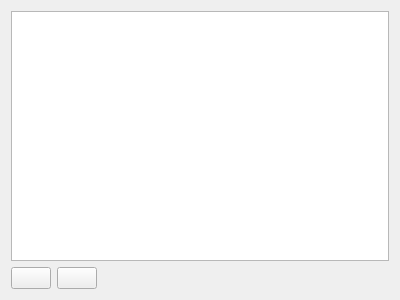
The window that src/kcmodule/sharedfilesdialog/sharedfiles.ui (KDE/bluedevil) describes before a commit, drawn with Qt 5.
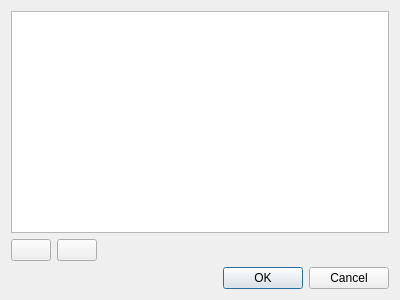
The same window after the commit. Custom widgets are drawn as their Qt base class.

```diff
--- a/src/kcmodule/sharedfilesdialog/sharedfiles.ui
+++ b/src/kcmodule/sharedfilesdialog/sharedfiles.ui
@@ -1,7 +1,7 @@
 <?xml version="1.0" encoding="UTF-8"?>
 <ui version="4.0">
  <class>sharedFiles</class>
- <widget class="QWidget" name="sharedFiles">
+ <widget class="QDialog" name="sharedFiles">
   <property name="geometry">
    <rect>
     <x>0</x>
@@ -17,14 +17,14 @@
    <item>
     <layout class="QHBoxLayout" name="horizontalLayout_2">
      <item>
-      <widget class="KPushButton" name="addBtn">
+      <widget class="QPushButton" name="addBtn">
        <property name="text">
         <string/>
        </property>
       </widget>
      </item>
      <item>
-      <widget class="KPushButton" name="removeBtn"/>
+      <widget class="QPushButton" name="removeBtn"/>
      </item>
      <item>
       <spacer name="horizontalSpacer">
@@ -41,15 +41,15 @@
      </item>
     </layout>
    </item>
+   <item>
+    <widget class="QDialogButtonBox" name="buttonBox">
+     <property name="standardButtons">
+      <set>QDialogButtonBox::Cancel|QDialogButtonBox::Ok</set>
+     </property>
+    </widget>
+   </item>
   </layout>
  </widget>
- <customwidgets>
-  <customwidget>
-   <class>KPushButton</class>
-   <extends>QPushButton</extends>
-   <header>kpushbutton.h</header>
-  </customwidget>
- </customwidgets>
  <resources/>
  <connections/>
 </ui>
```
Left out of the diff: 35 changed lines with no effect on the pictures.
